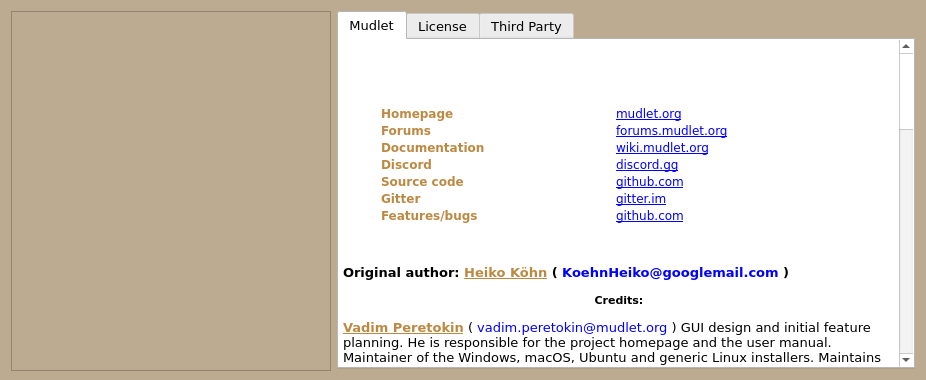
Qt form src/ui/about_dialog.ui (Mudlet/Mudlet) before a commit.
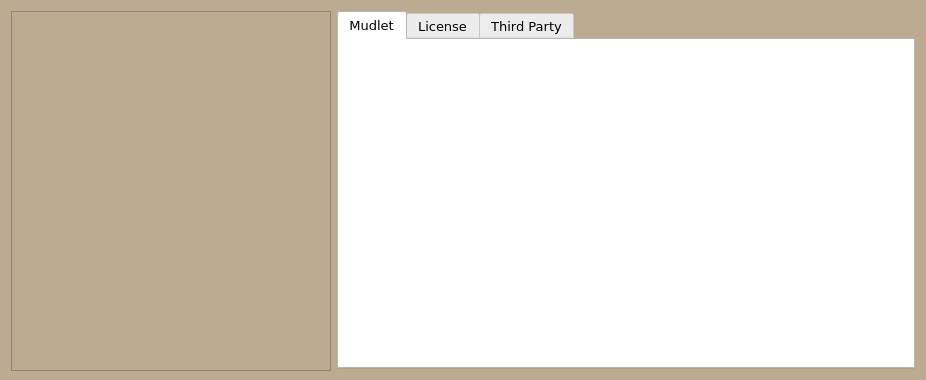
The same form after that commit. Icons and pictures are not drawn.

Diff of the .ui file:
```diff
--- a/src/ui/about_dialog.ui
+++ b/src/ui/about_dialog.ui
@@ -618,166 +618,12 @@
        </property>
        <item>
         <widget class="QTextBrowser" name="textBrowser_mudlet">
-         <property name="sizePolicy">
-          <sizepolicy hsizetype="Expanding" vsizetype="Expanding">
-           <horstretch>0</horstretch>
-           <verstretch>0</verstretch>
-          </sizepolicy>
-         </property>
-         <property name="palette">
-          <palette>
-           <active>
-            <colorrole role="Base">
-             <brush brushstyle="SolidPattern">
-              <color alpha="255">
-               <red>255</red>
-               <green>255</green>
-               <blue>255</blue>
-              </color>
-             </brush>
-            </colorrole>
-            <colorrole role="Window">
-             <brush brushstyle="SolidPattern">
-              <color alpha="255">
-               <red>255</red>
-               <green>255</green>
-               <blue>255</blue>
-              </color>
-             </brush>
-            </colorrole>
-           </active>
-           <inactive>
-            <colorrole role="Base">
-             <brush brushstyle="SolidPattern">
-              <color alpha="255">
-               <red>255</red>
-               <green>255</green>
-               <blue>255</blue>
-              </color>
-             </brush>
-            </colorrole>
-            <colorrole role="Window">
-             <brush brushstyle="SolidPattern">
-              <color alpha="255">
-               <red>255</red>
-               <green>255</green>
-               <blue>255</blue>
-              </color>
-             </brush>
-            </colorrole>
-           </inactive>
-           <disabled>
-            <colorrole role="Base">
-             <brush brushstyle="SolidPattern">
-              <color alpha="255">
-               <red>255</red>
-               <green>255</green>
-               <blue>255</blue>
-              </color>
-             </brush>
-            </colorrole>
-            <colorrole role="Window">
-             <brush brushstyle="SolidPattern">
-              <color alpha="255">
-               <red>255</red>
-               <green>255</green>
-               <blue>255</blue>
-              </color>
-             </brush>
-            </colorrole>
-           </disabled>
-          </palette>
-         </property>
-         <property name="font">
-          <font>
-           <family>DejaVu Sans</family>
-           <pointsize>9</pointsize>
-          </font>
-         </property>
-         <property name="autoFillBackground">
-          <bool>true</bool>
-         </property>
          <property name="frameShape">
           <enum>QFrame::NoFrame</enum>
          </property>
          <property name="readOnly">
           <bool>true</bool>
          </property>
-         <property name="html">
-          <string>&lt;!DOCTYPE HTML PUBLIC &quot;-//W3C//DTD HTML 4.0//EN&quot; &quot;http://www.w3.org/TR/REC-html40/strict.dtd&quot;&gt;
-&lt;html&gt;&lt;head&gt;&lt;meta name=&quot;qrichtext&quot; content=&quot;1&quot; /&gt;&lt;style type=&quot;text/css&quot;&gt;
-p, li { white-space: pre-wrap; }
-&lt;/style&gt;&lt;/head&gt;&lt;body style=&quot; font-family:'DejaVu Sans'; font-size:9pt; font-weight:400; font-style:normal;&quot;&gt;
-&lt;table border=&quot;0&quot; style=&quot;-qt-table-type: root; margin-top:4px; margin-bottom:4px; margin-left:4px; margin-right:4px;&quot;&gt;
-&lt;tr&gt;
-&lt;td style=&quot;border: none;&quot;&gt;
-&lt;p style=&quot;-qt-paragraph-type:empty; margin-top:0px; margin-bottom:0px; margin-left:0px; margin-right:0px; -qt-block-indent:0; text-indent:0px;&quot;&gt;&lt;br /&gt;&lt;/p&gt;
-&lt;p style=&quot;-qt-paragraph-type:empty; margin-top:0px; margin-bottom:0px; margin-left:0px; margin-right:0px; -qt-block-indent:0; text-indent:0px;&quot;&gt;&lt;br /&gt;&lt;/p&gt;
-&lt;p style=&quot;-qt-paragraph-type:empty; margin-top:0px; margin-bottom:0px; margin-left:0px; margin-right:0px; -qt-block-indent:0; text-indent:0px;&quot;&gt;&lt;br /&gt;&lt;/p&gt;
-&lt;p style=&quot;-qt-paragraph-type:empty; margin-top:0px; margin-bottom:0px; margin-left:0px; margin-right:0px; -qt-block-indent:0; text-indent:0px;&quot;&gt;&lt;br /&gt;&lt;/p&gt;
-&lt;table border=&quot;0&quot; style=&quot; margin-top:0px; margin-bottom:0px; margin-left:36px; margin-right:36px;&quot; width=&quot;100%&quot; cellspacing=&quot;2&quot; cellpadding=&quot;0&quot;&gt;
-&lt;tr&gt;
-&lt;td&gt;
-&lt;p style=&quot; margin-top:0px; margin-bottom:0px; margin-left:0px; margin-right:0px; -qt-block-indent:0; text-indent:0px;&quot;&gt;&lt;span style=&quot; font-weight:600; color:#bc8942;&quot;&gt;Homepage&lt;/span&gt;&lt;/p&gt;&lt;/td&gt;
-&lt;td&gt;
-&lt;p style=&quot; margin-top:0px; margin-bottom:0px; margin-left:0px; margin-right:0px; -qt-block-indent:0; text-indent:0px;&quot;&gt;&lt;a href=&quot;http://www.mudlet.org/&quot;&gt;&lt;span style=&quot; text-decoration: underline; color:#0000ff;&quot;&gt;mudlet.org&lt;/span&gt;&lt;/a&gt;&lt;/p&gt;&lt;/td&gt;&lt;/tr&gt;
-&lt;tr&gt;
-&lt;td&gt;
-&lt;p style=&quot; margin-top:0px; margin-bottom:0px; margin-left:0px; margin-right:0px; -qt-block-indent:0; text-indent:0px;&quot;&gt;&lt;span style=&quot; font-weight:600; color:#bc8942;&quot;&gt;Forums&lt;/span&gt;&lt;/p&gt;&lt;/td&gt;
-&lt;td&gt;
-&lt;p style=&quot; margin-top:0px; margin-bottom:0px; margin-left:0px; margin-right:0px; -qt-block-indent:0; text-indent:0px;&quot;&gt;&lt;a href=&quot;http://forums.mudlet.org/&quot;&gt;&lt;span style=&quot; text-decoration: underline; color:#0000ff;&quot;&gt;forums.mudlet.org&lt;/span&gt;&lt;/a&gt;&lt;/p&gt;&lt;/td&gt;&lt;/tr&gt;
-&lt;tr&gt;
-&lt;td&gt;
-&lt;p style=&quot; margin-top:0px; margin-bottom:0px; margin-left:0px; margin-right:0px; -qt-block-indent:0; text-indent:0px;&quot;&gt;&lt;span style=&quot; font-weight:600; color:#bc8942;&quot;&gt;Documentation&lt;/span&gt;&lt;/p&gt;&lt;/td&gt;
-&lt;td&gt;
-&lt;p style=&quot; margin-top:0px; margin-bottom:0px; margin-left:0px; margin-right:0px; -qt-block-indent:0; text-indent:0px;&quot;&gt;&lt;a href=&quot;http://wiki.mudlet.org/w/Main_Page&quot;&gt;&lt;span style=&quot; text-decoration: underline; color:#0000ff;&quot;&gt;wiki.mudlet.org&lt;/span&gt;&lt;/a&gt;&lt;/p&gt;&lt;/td&gt;&lt;/tr&gt;
-&lt;tr&gt;
-&lt;td&gt;
-&lt;p style=&quot; margin-top:0px; margin-bottom:0px; margin-left:0px; margin-right:0px; -qt-block-indent:0; text-indent:0px;&quot;&gt;&lt;span style=&quot; font-weight:600; color:#bc8942;&quot;&gt;Discord&lt;/span&gt;&lt;/p&gt;&lt;/td&gt;
-&lt;td&gt;
-&lt;p style=&quot; margin-top:0px; margin-bottom:0px; margin-left:0px; margin-right:0px; -qt-block-indent:0; text-indent:0px;&quot;&gt;&lt;a href=&quot;https://discord.gg/kuYvMQ9&quot;&gt;&lt;span style=&quot; text-decoration: underline; color:#0000ff;&quot;&gt;discord.gg&lt;/span&gt;&lt;/a&gt;&lt;/p&gt;&lt;/td&gt;&lt;/tr&gt;
-&lt;tr&gt;
-&lt;td&gt;
-&lt;p style=&quot; margin-top:0px; margin-bottom:0px; margin-left:0px; margin-right:0px; -qt-block-indent:0; text-indent:0px;&quot;&gt;&lt;span style=&quot; font-weight:600; color:#bc8942;&quot;&gt;Source code&lt;/span&gt;&lt;/p&gt;&lt;/td&gt;
-&lt;td&gt;
-&lt;p style=&quot; margin-top:0px; margin-bottom:0px; margin-left:0px; margin-right:0px; -qt-block-indent:0; text-indent:0px;&quot;&gt;&lt;a href=&quot;https://github.com/Mudlet/Mudlet&quot;&gt;&lt;span style=&quot; text-decoration: underline; color:#0000ff;&quot;&gt;github.com&lt;/span&gt;&lt;/a&gt;&lt;/p&gt;&lt;/td&gt;&lt;/tr&gt;
-&lt;tr&gt;
-&lt;td&gt;
-&lt;p style=&quot; margin-top:0px; margin-bottom:0px; margin-left:0px; margin-right:0px; -qt-block-indent:0; text-indent:0px;&quot;&gt;&lt;span style=&quot; font-weight:600; color:#bc8942;&quot;&gt;Gitter&lt;/span&gt;&lt;/p&gt;&lt;/td&gt;
-&lt;td&gt;
-&lt;p style=&quot; margin-top:0px; margin-bottom:0px; margin-left:0px; margin-right:0px; -qt-block-indent:0; text-indent:0px;&quot;&gt;&lt;a href=&quot;https://gitter.im/Mudlet/Mudlet/&quot;&gt;&lt;span style=&quot; text-decoration: underline; color:#0000ff;&quot;&gt;gitter.im&lt;/span&gt;&lt;/a&gt;&lt;/p&gt;&lt;/td&gt;&lt;/tr&gt;
-&lt;tr&gt;
-&lt;td&gt;
-&lt;p style=&quot; margin-top:0px; margin-bottom:0px; margin-left:0px; margin-right:0px; -qt-block-indent:0; text-indent:0px;&quot;&gt;&lt;span style=&quot; font-weight:600; color:#bc8942;&quot;&gt;Features/bugs&lt;/span&gt;&lt;/p&gt;&lt;/td&gt;
-&lt;td&gt;
-&lt;p style=&quot; margin-top:0px; margin-bottom:0px; margin-left:0px; margin-right:0px; -qt-block-indent:0; text-indent:0px;&quot;&gt;&lt;a href=&quot;https://github.com/Mudlet/Mudlet/issues&quot;&gt;&lt;span style=&quot; text-decoration: underline; color:#0000ff;&quot;&gt;github.com&lt;/span&gt;&lt;/a&gt;&lt;/p&gt;&lt;/td&gt;&lt;/tr&gt;&lt;/table&gt;
-&lt;p style=&quot;-qt-paragraph-type:empty; margin-top:12px; margin-bottom:12px; margin-left:0px; margin-right:0px; -qt-block-indent:0; text-indent:0px;&quot;&gt;&lt;br /&gt;&lt;/p&gt;
-&lt;p style=&quot; margin-top:12px; margin-bottom:12px; margin-left:0px; margin-right:0px; -qt-block-indent:0; text-indent:0px;&quot;&gt;&lt;span style=&quot; font-size:10pt; font-weight:600;&quot;&gt;Original author: &lt;/span&gt;&lt;span style=&quot; font-size:10pt; font-weight:600; text-decoration: underline; color:#bc8942;&quot;&gt;Heiko Köhn&lt;/span&gt;&lt;span style=&quot; font-size:10pt; font-weight:600;&quot;&gt; ( &lt;/span&gt;&lt;span style=&quot; font-size:10pt; font-weight:600; color:#0000ff;&quot;&gt;KoehnHeiko@googlemail.com &lt;/span&gt;&lt;span style=&quot; font-size:10pt; font-weight:600;&quot;&gt;) &lt;/span&gt;&lt;/p&gt;
-&lt;p align=&quot;center&quot; style=&quot; margin-top:12px; margin-bottom:12px; margin-left:0px; margin-right:0px; -qt-block-indent:0; text-indent:0px;&quot;&gt;&lt;span style=&quot; font-size:8pt; font-weight:600;&quot;&gt;Credits:&lt;/span&gt;&lt;/p&gt;
-&lt;p style=&quot; margin-top:12px; margin-bottom:12px; margin-left:0px; margin-right:0px; -qt-block-indent:0; text-indent:0px;&quot;&gt;&lt;span style=&quot; font-size:10pt; font-weight:600; text-decoration: underline; color:#bc8942;&quot;&gt;Vadim Peretokin&lt;/span&gt;&lt;span style=&quot; font-size:10pt; color:#000000;&quot;&gt; ( &lt;/span&gt;&lt;span style=&quot; font-size:10pt; color:#0000ff;&quot;&gt;vadim.peretokin@mudlet.org &lt;/span&gt;&lt;span style=&quot; font-size:10pt; color:#000000;&quot;&gt;) &lt;/span&gt;&lt;span style=&quot; font-family:'Sans Serif'; font-size:10pt;&quot;&gt;GUI design and initial feature planning. He is responsible for the project homepage and the user manual. Maintainer of the Windows, macOS, Ubuntu and generic Linux installers. Maintains the Mudlet wiki, Lua API, and handles project management, public relations &amp;amp; user help. With the project from the very beginning and is an official spokesman of the project.&lt;/span&gt;&lt;/p&gt;
-&lt;p style=&quot; margin-top:12px; margin-bottom:12px; margin-left:0px; margin-right:0px; -qt-block-indent:0; text-indent:0px;&quot;&gt;&lt;span style=&quot; font-family:'Sans Serif'; font-size:10pt; font-weight:600; text-decoration: underline; color:#bc8942;&quot;&gt;Stephen Lyons&lt;/span&gt;&lt;span style=&quot; font-family:'Sans Serif'; font-size:10pt;&quot;&gt; ( &lt;/span&gt;&lt;span style=&quot; font-family:'Sans Serif'; font-size:10pt; color:#0000ff;&quot;&gt;slysven@virginmedia.com&lt;/span&gt;&lt;span style=&quot; font-family:'Sans Serif'; font-size:10pt;&quot;&gt; ) after joining in 2013, has been poking various bits of the C++ code and GUI with a pointy stick; subsequently trying to patch over some of the holes made/found.&lt;/span&gt;&lt;/p&gt;
-&lt;p style=&quot; margin-top:12px; margin-bottom:12px; margin-left:0px; margin-right:0px; -qt-block-indent:0; text-indent:0px;&quot;&gt;&lt;span style=&quot; font-weight:600; text-decoration: underline; color:#bc8942;&quot;&gt;Ahmed Charles&lt;/span&gt;&lt;span style=&quot; color:#000000;&quot;&gt; ( &lt;/span&gt;&lt;span style=&quot; color:#0000ff;&quot;&gt;acharles@outlook.com &lt;/span&gt;&lt;span style=&quot; color:#000000;&quot;&gt;) c&lt;/span&gt;&lt;span style=&quot; font-family:'Sans Serif';&quot;&gt;ontributions to the Travis integration, CMake and Visual C++ build, a lot of code quality and memory management improvements.&lt;/span&gt;&lt;/p&gt;
-&lt;p style=&quot; margin-top:12px; margin-bottom:12px; margin-left:0px; margin-right:0px; -qt-block-indent:0; text-indent:0px;&quot;&gt;&lt;span style=&quot; font-weight:600; text-decoration: underline; color:#bc8942;&quot;&gt;Ben Carlsen&lt;/span&gt;&lt;span style=&quot; color:#000000;&quot;&gt; ( &lt;/span&gt;&lt;span style=&quot; font-family:'Sans Serif'; color:#0000ff;&quot;&gt;arkholt@gmail.com&lt;/span&gt;&lt;span style=&quot; font-family:'Sans Serif';&quot;&gt; ) has developed the first version of our Mac OSX installer. He is the former maintainer of the Mac version of Mudlet. &lt;/span&gt;&lt;/p&gt;
-&lt;p style=&quot; margin-top:12px; margin-bottom:12px; margin-left:0px; margin-right:0px; -qt-block-indent:0; text-indent:0px;&quot;&gt;&lt;span style=&quot; font-family:'Sans Serif'; font-weight:600; text-decoration: underline; color:#bc8942;&quot;&gt;Ben Smith&lt;/span&gt;&lt;span style=&quot; font-family:'Sans Serif';&quot;&gt; () joined in December 2009 though he's been around much longer. Contributed to the Lua API and is the former maintainer of the Lua API.&lt;/span&gt;&lt;/p&gt;
-&lt;p style=&quot; margin-top:12px; margin-bottom:12px; margin-left:0px; margin-right:0px; -qt-block-indent:0; text-indent:0px;&quot;&gt;&lt;span style=&quot; font-family:'Sans Serif'; font-weight:600; text-decoration: underline; color:#bc8942;&quot;&gt;Blaine von Roeder&lt;/span&gt;&lt;span style=&quot; font-family:'Sans Serif';&quot;&gt; () joined in December 2009. He has contributed to the Lua API, submitted small bugfix patches and has helped with release management of 1.0.5.&lt;/span&gt;&lt;/p&gt;
-&lt;p style=&quot; margin-top:12px; margin-bottom:12px; margin-left:0px; margin-right:0px; -qt-block-indent:0; text-indent:0px;&quot;&gt;&lt;span style=&quot; font-weight:600; text-decoration: underline; color:#bc8942;&quot;&gt;Bruno Bigras&lt;/span&gt;&lt;span style=&quot; color:#000000;&quot;&gt; ( &lt;/span&gt;&lt;span style=&quot; color:#0000ff;&quot;&gt;bruno@burnbox.net&lt;/span&gt;&lt;span style=&quot; color:#000000;&quot;&gt; ) &lt;/span&gt;&lt;span style=&quot; font-family:'Sans Serif';&quot;&gt;developed the original cmake build script and he has committed a number of patches.&lt;/span&gt;&lt;/p&gt;
-&lt;p style=&quot; margin-top:12px; margin-bottom:12px; margin-left:0px; margin-right:0px; -qt-block-indent:0; text-indent:0px;&quot;&gt;&lt;span style=&quot; font-family:'Sans Serif'; font-weight:600; text-decoration: underline; color:#bc8942;&quot;&gt;Carter Dewey&lt;/span&gt;&lt;span style=&quot; font-family:'Sans Serif';&quot;&gt; ( &lt;/span&gt;&lt;span style=&quot; font-family:'Sans Serif'; color:#0000ff;&quot;&gt;eldarerathis@gmail.com&lt;/span&gt;&lt;span style=&quot; font-family:'Sans Serif';&quot;&gt; ) contributions to the Lua API.&lt;/span&gt;&lt;/p&gt;
-&lt;p style=&quot; margin-top:12px; margin-bottom:12px; margin-left:0px; margin-right:0px; -qt-block-indent:0; text-indent:0px;&quot;&gt;&lt;span style=&quot; font-weight:600; text-decoration: underline; color:#bc8942;&quot;&gt;Chris Mitchell&lt;/span&gt;&lt;span style=&quot; color:#000000;&quot;&gt; ( &lt;/span&gt;&lt;span style=&quot; color:#0000ff;&quot;&gt;chrismudlet@gmail.com &lt;/span&gt;&lt;span style=&quot; font-family:'Sans Serif';&quot;&gt;) has developed a shared module system that allows script packages to be shared among profiles, a UI for viewing Lua variables, improvements in the mapper and all around.&lt;/span&gt;&lt;/p&gt;
-&lt;p style=&quot; margin-top:12px; margin-bottom:12px; margin-left:0px; margin-right:0px; -qt-block-indent:0; text-indent:0px;&quot;&gt;&lt;span style=&quot; font-weight:600; text-decoration: underline; color:#bc8942;&quot;&gt;Damian Monogue&lt;/span&gt;&lt;span style=&quot; color:#000000;&quot;&gt; ( &lt;/span&gt;&lt;span style=&quot; color:#0000ff;&quot;&gt;demonnic@gmail.com&lt;/span&gt;&lt;span style=&quot; color:#000000;&quot;&gt; ) former maintainer of the early Windows and Apple OSX packages. He also administers our server and helps the project in many ways.&lt;/span&gt;&lt;/p&gt;
-&lt;p style=&quot; margin-top:12px; margin-bottom:12px; margin-left:0px; margin-right:0px; -qt-block-indent:0; text-indent:0px;&quot;&gt;&lt;span style=&quot; font-weight:600; text-decoration: underline; color:#bc8942;&quot;&gt;Florian Scheel&lt;/span&gt;&lt;span style=&quot; color:#000000;&quot;&gt; ( &lt;/span&gt;&lt;span style=&quot; color:#0000ff;&quot;&gt;keneanung@googlemail.com&lt;/span&gt;&lt;span style=&quot; color:#000000;&quot;&gt; ) contributed many improvements to Mudlet's db: interface, event system, and has been around the project for a very long while assisting users.&lt;/span&gt;&lt;/p&gt;
-&lt;p style=&quot; margin-top:12px; margin-bottom:12px; margin-left:0px; margin-right:0px; -qt-block-indent:0; text-indent:0px;&quot;&gt;&lt;span style=&quot; font-family:'Sans Serif'; font-weight:600; text-decoration: underline; color:#bc8942;&quot;&gt;James Younquist&lt;/span&gt;&lt;span style=&quot; color:#000000;&quot;&gt; ( &lt;/span&gt;&lt;span style=&quot; color:#0000ff;&quot;&gt;daemacles@yahoo.com&lt;/span&gt;&lt;span style=&quot; color:#000000;&quot;&gt; ) contributed the Geyser layout manager for Mudlet in March 2010. It is written in Lua and aims at simplifying user GUI scripting.&lt;/span&gt;&lt;/p&gt;
-&lt;p style=&quot; margin-top:12px; margin-bottom:12px; margin-left:0px; margin-right:0px; -qt-block-indent:0; text-indent:0px;&quot;&gt;&lt;span style=&quot; font-weight:600; text-decoration: underline; color:#bc8942;&quot;&gt;John Dahlström&lt;/span&gt;&lt;span style=&quot; color:#000000;&quot;&gt; ( &lt;/span&gt;&lt;span style=&quot; color:#0000ff;&quot;&gt;email@johndahlstrom.se&lt;/span&gt;&lt;span style=&quot; color:#000000;&quot;&gt; ) helped develop and debug the Lua API. &lt;/span&gt;&lt;/p&gt;
-&lt;p style=&quot; margin-top:12px; margin-bottom:12px; margin-left:0px; margin-right:0px; -qt-block-indent:0; text-indent:0px;&quot;&gt;&lt;span style=&quot; font-family:'Sans Serif'; font-weight:600; text-decoration: underline; color:#bc8942;&quot;&gt;Karsten Bock&lt;/span&gt;&lt;span style=&quot; color:#000000;&quot;&gt; () contributed several improvements and new features for Geyser.&lt;/span&gt;&lt;/p&gt;
-&lt;p style=&quot; margin-top:12px; margin-bottom:12px; margin-left:0px; margin-right:0px; -qt-block-indent:0; text-indent:0px;&quot;&gt;&lt;span style=&quot; font-weight:600; text-decoration: underline; color:#bc8942;&quot;&gt;Leigh Stillard&lt;/span&gt;&lt;span style=&quot; color:#000000;&quot;&gt; ( &lt;/span&gt;&lt;span style=&quot; color:#0000ff;&quot;&gt;leigh.stillard@gmail.com&lt;/span&gt;&lt;span style=&quot; color:#000000;&quot;&gt; ) is the original author of our windows installer.&lt;/span&gt;&lt;/p&gt;
-&lt;p style=&quot; margin-top:12px; margin-bottom:12px; margin-left:0px; margin-right:0px; -qt-block-indent:0; text-indent:0px;&quot;&gt;&lt;span style=&quot; font-weight:600; text-decoration: underline; color:#bc8942;&quot;&gt;Maksym Grinenko&lt;/span&gt;&lt;span style=&quot; color:#000000;&quot;&gt; ( &lt;/span&gt;&lt;span style=&quot; color:#0000ff;&quot;&gt;maksym.grinenko@gmail.com&lt;/span&gt;&lt;span style=&quot; color:#000000;&quot;&gt; ) worked on the manual, forum help and helps with GUI design and documentation.&lt;/span&gt;&lt;/p&gt;
-&lt;p style=&quot; margin-top:12px; margin-bottom:12px; margin-left:0px; margin-right:0px; -qt-block-indent:0; text-indent:0px;&quot;&gt;&lt;span style=&quot; font-weight:600; text-decoration: underline; color:#bc8942;&quot;&gt;Stephen Hansen&lt;/span&gt;&lt;span style=&quot; color:#000000;&quot;&gt; ( &lt;/span&gt;&lt;span style=&quot; font-family:'Bitstream Vera Sans'; color:#5500ff;&quot;&gt;me+mudlet@ixokai.io&lt;/span&gt;&lt;span style=&quot; font-family:'Sans Serif';&quot;&gt; ) has has developed database Lua API that allows for far easier use of databases and one of the original OSX installers.&lt;/span&gt;&lt;/p&gt;
-&lt;p style=&quot; margin-top:12px; margin-bottom:12px; margin-left:0px; margin-right:0px; -qt-block-indent:0; text-indent:0px;&quot;&gt;&lt;span style=&quot; font-weight:600; text-decoration: underline; color:#bc8942;&quot;&gt;Thorsten Wilms&lt;/span&gt; ( &lt;span style=&quot; color:#0000ff;&quot;&gt;t_w_@freenet.de ) &lt;/span&gt;&lt;span style=&quot; font-family:'Sans Serif';&quot;&gt;has designed our beautiful logo, our splash screen, the about dialog, our website, several icons and badges. Visit his homepage at &lt;/span&gt;&lt;a href=&quot;http://thorwil.wordpress.com/&quot;&gt;&lt;span style=&quot; font-family:'Sans Serif'; text-decoration: underline; color:#0000ff;&quot;&gt;thorwil.wordpress.com&lt;/span&gt;&lt;/a&gt;&lt;span style=&quot; font-family:'Sans Serif';&quot;&gt;.&lt;/span&gt;&lt;/p&gt;
-&lt;p style=&quot;-qt-paragraph-type:empty; margin-top:12px; margin-bottom:12px; margin-left:0px; margin-right:0px; -qt-block-indent:0; text-indent:0px;&quot;&gt;&lt;br /&gt;&lt;/p&gt;
-&lt;p style=&quot; margin-top:12px; margin-bottom:12px; margin-left:0px; margin-right:0px; -qt-block-indent:0; text-indent:0px;&quot;&gt;&lt;span style=&quot; color:#000000;&quot;&gt;Many icons are taken from the &lt;/span&gt;&lt;span style=&quot; font-weight:600; text-decoration: underline; color:#bc8942;&quot;&gt;KDE4 oxygen icon theme&lt;/span&gt;&lt;span style=&quot; color:#000000;&quot;&gt; at &lt;/span&gt;&lt;a href=&quot;www.oxygen-icons.org&quot;&gt;&lt;span style=&quot; font-family:'Sans Serif'; text-decoration: underline; color:#0000ff;&quot;&gt;www.oxygen-icons.org&lt;/span&gt;&lt;/a&gt;&lt;span style=&quot; color:#000000;&quot;&gt; or &lt;/span&gt;&lt;a href=&quot;www.kde.org&quot;&gt;&lt;span style=&quot; font-family:'Sans Serif'; text-decoration: underline; color:#0000ff;&quot;&gt;www.kde.org&lt;/span&gt;&lt;/a&gt;&lt;span style=&quot; color:#000000;&quot;&gt; . Most of the rest are from Thorsten Wilms, or from Stephen Lyons combining bits of Thorsten's work with the other sources.&lt;/span&gt;&lt;/p&gt;
-&lt;p style=&quot; margin-top:12px; margin-bottom:12px; margin-left:0px; margin-right:0px; -qt-block-indent:0; text-indent:0px;&quot;&gt;&lt;span style=&quot; color:#000000;&quot;&gt;Special thanks to &lt;/span&gt;&lt;span style=&quot; font-weight:600; color:#0000ff;&quot;&gt;Brett Duzevich&lt;/span&gt;&lt;span style=&quot; color:#000000;&quot;&gt; and &lt;/span&gt;&lt;span style=&quot; font-weight:600; color:#0000ff;&quot;&gt;Ronny Ho&lt;/span&gt;&lt;span style=&quot; color:#000000;&quot;&gt;. They have contributed many good ideas and thus helped improve the scripting framework substantially.&lt;/span&gt;&lt;/p&gt;
-&lt;p style=&quot; margin-top:12px; margin-bottom:12px; margin-left:0px; margin-right:0px; -qt-block-indent:0; text-indent:0px;&quot;&gt;&lt;span style=&quot; color:#000000;&quot;&gt;Thanks to &lt;/span&gt;&lt;span style=&quot; font-weight:600; text-decoration: underline; color:#bc8942;&quot;&gt;Tomas Mecir&lt;/span&gt;&lt;span style=&quot; color:#000000;&quot;&gt; ( &lt;/span&gt;&lt;span style=&quot; color:#0000ff;&quot;&gt;kmuddy@kmuddy.com&lt;/span&gt;&lt;span style=&quot; color:#000000;&quot;&gt; ) who brought us all together and inspired us with his KMuddy project. Mudlet is using some of the telnet code he wrote for his KMuddy project ( &lt;/span&gt;&lt;a href=&quot;http://www.kmuddy.com&quot;&gt;&lt;span style=&quot; font-family:'Sans Serif'; text-decoration: underline; color:#0000ff;&quot;&gt;www.kmuddy.com&lt;/span&gt;&lt;/a&gt;&lt;span style=&quot; color:#000000;&quot;&gt; ).&lt;/span&gt;&lt;/p&gt;
-&lt;p style=&quot; margin-top:12px; margin-bottom:12px; margin-left:0px; margin-right:0px; -qt-block-indent:0; text-indent:0px;&quot;&gt;&lt;span style=&quot; color:#000000;&quot;&gt;Special thanks to &lt;/span&gt;&lt;span style=&quot; font-weight:600; text-decoration: underline; color:#bc8942;&quot;&gt;Nick Gammon&lt;/span&gt;&lt;span style=&quot; color:#000000;&quot;&gt; ( &lt;/span&gt;&lt;a href=&quot;http://www.gammon.com.au/mushclient/mushclient.htm&quot;&gt;&lt;span style=&quot; font-family:'Sans Serif'; text-decoration: underline; color:#0000ff;&quot;&gt;www.gammon.com.au/mushclient/mushclient.htm&lt;/span&gt;&lt;/a&gt;&lt;span style=&quot; color:#000000;&quot;&gt; ) for giving us some valued pieces of advice.&lt;/span&gt;&lt;/p&gt;&lt;/td&gt;&lt;/tr&gt;&lt;/table&gt;&lt;/body&gt;&lt;/html&gt;</string>
-         </property>
          <property name="textInteractionFlags">
           <set>Qt::TextBrowserInteraction</set>
          </property>
```
Left out of the diff: 134 changed lines with no effect on the pictures.
